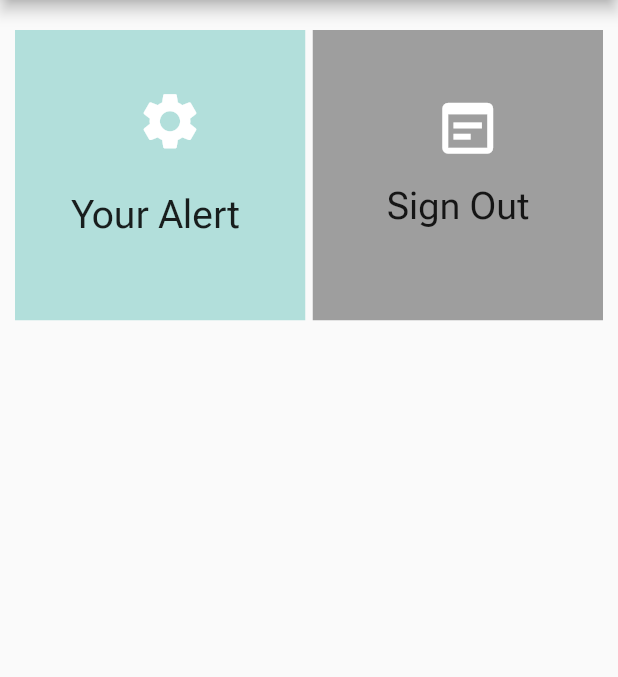
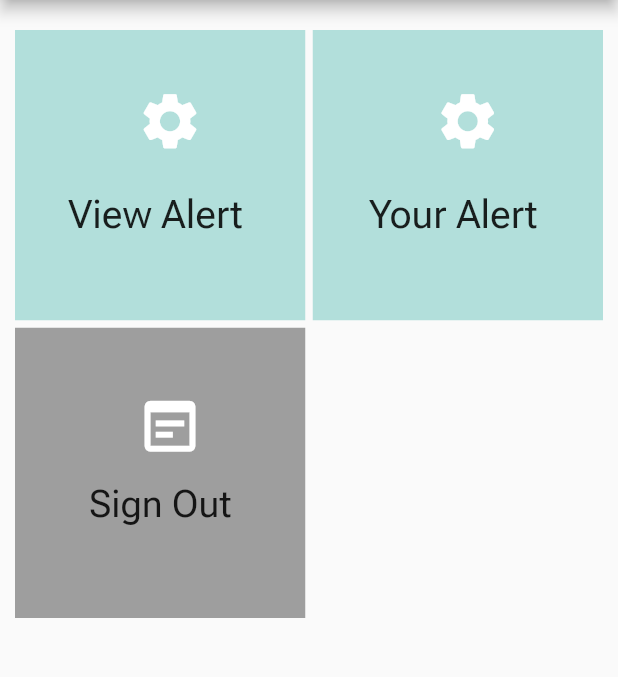
Before and after one commit to airikbeeso/bruxism2, a Flutter app: the screen it shows once a user with an empty profile is signed in, on a phone screen of 412 x 824 dp, the part 84-761 px from its top. Run offline on Flutter 3.47's test engine with Material 2 defaults, Android fonts, the phone set to English and light mode, and no system bars; drawn by our look-alikes of overlay_support; our stand-ins replace cloud_firestore, firebase_auth, firebase_core, firebase_messaging, flutter_local_notifications, glassmorphism and 4 more; missing offline and left inert: dart:ffi, grouped_buttons_ns, survey_kit; accounts and stored records are empty.

Commit message:
added glassmorpth background

```diff
--- a/lib/SecondScreen.dart
+++ b/lib/SecondScreen.dart
@@ -442,6 +442,8 @@ class _SecondScreenState extends State<SecondScreen> {
   @override
   Widget build(BuildContext context) {
     var context2 = jsonDecode(widget.id);
+    final LocalStorage storage = LocalStorage('questions');
+
 
     if (21 == context2["mode"]) {
       var now = DateTime.now();
@@ -712,6 +714,8 @@ class _SecondScreenState extends State<SecondScreen> {
     }
 
     var idx10 = 0;
+    var items = storage.getItem("initial_date_time");
+
 
     return Scaffold(
       appBar: AppBar(title: Text(widget.title)),
--- a/lib/main.dart
+++ b/lib/main.dart
@@ -1,20 +1,14 @@
 import 'dart:convert';
 import 'dart:ffi';
-import 'dart:io';
-import 'dart:io' show Platform;
-
-import 'dart:developer' as developer;
-import 'dart:isolate';
+
 import 'dart:math';
 import 'dart:ui';
 
-import 'package:android_alarm_manager_plus/android_alarm_manager_plus.dart';
 import 'package:bruxism2/SecondScreen.dart';
+import 'package:bruxism2/ThirdScreen.dart';
 
 import 'package:cloud_firestore/cloud_firestore.dart';
 import 'package:firebase_core/firebase_core.dart';
-import 'package:group_button/group_button.dart';
-import 'firebase_options.dart';
 
 import 'package:firebase_messaging/firebase_messaging.dart';
 import 'package:flutter/material.dart';
@@ -25,12 +19,9 @@ import 'package:timezone/timezone.dart' as tz;
 import 'package:timezone/data/latest.dart' as tz;
 import 'notificationservice.dart';
 import 'package:overlay_support/overlay_support.dart';
-import 'package:firebase_messaging/firebase_messaging.dart';
 import 'package:firebase_auth/firebase_auth.dart';
 import 'LocalNotifyManager.dart';
 import 'package:intl/intl.dart';
-import 'dart:math';
-import 'package:shared_preferences/shared_preferences.dart';
 import 'viewAlerts.dart';
 import 'package:localstorage/localstorage.dart';
 import 'package:http/http.dart' as http;
@@ -1118,9 +1109,27 @@ class _MyHomePageState extends State<MyHomePage> {
       case 1:
         //readSettings().then((val) => isSwitched = val);
 
-        return Scaffold(
+        return ClipRRect(
+          child: BackdropFilter(
+            filter: ImageFilter.blur(sigmaX: 3, sigmaY: 3),
+            child: Container(
+              decoration: BoxDecoration(
+                  gradient: LinearGradient(
+                      colors: [
+                        Colors.white.withOpacity(0.4),
+                        Colors.white.withOpacity(0.8)
+                      ],
+                      begin: AlignmentDirectional.topStart,
+                      end: AlignmentDirectional.bottomEnd),
+                  borderRadius: const BorderRadius.all(Radius.circular(10)),
+                  border: Border.all(
+                      width: 1.5, color: Colors.white.withOpacity(0.2))),
+              child: Scaffold(
                 appBar: AppBar(title: const Text("Create Alert")),
+                backgroundColor: Colors.greenAccent,
                 body: GridView.count(
+                  keyboardDismissBehavior:
+                      ScrollViewKeyboardDismissBehavior.onDrag,
                   primary: false,
                   padding: const EdgeInsets.only(left: 10, right: 10, top: 20),
                   crossAxisSpacing: 5,
@@ -1175,7 +1184,8 @@ class _MyHomePageState extends State<MyHomePage> {
                             },
                             {
                               "id": 3,
-                        "question": "Bila nyeri, berapa skala nyeri anda?",
+                              "question":
+                                  "Bila nyeri, berapa skala nyeri anda?",
                               "option": 5,
                               "form": "scale"
                             }
@@ -1248,7 +1258,8 @@ class _MyHomePageState extends State<MyHomePage> {
                             'userId': FirebaseAuth.instance.currentUser!.uid,
                             'genId': genId,
                             'email': FirebaseAuth.instance.currentUser!.email,
-                      'name': FirebaseAuth.instance.currentUser!.displayName
+                            'name':
+                                FirebaseAuth.instance.currentUser!.displayName
                           };
                           // FirebaseFirestore.instance
                           //     .collection("alerts")
@@ -1262,7 +1273,8 @@ class _MyHomePageState extends State<MyHomePage> {
                           //   },
                           // ));
 
-                    await LocalNotifyManager.init().dailyAtTimeNotification2(
+                          await LocalNotifyManager.init()
+                              .dailyAtTimeNotification2(
                                   999,
                                   21,
                                   tz.TZDateTime.now(tz.local)
@@ -1307,18 +1319,38 @@ class _MyHomePageState extends State<MyHomePage> {
                           ));
                         },
                         child: const Text("View")),
-              TextButton(
+                    ClipRRect(
+                      borderRadius: BorderRadius.circular(25),
+                      child: BackdropFilter(
+                        filter: ImageFilter.blur(sigmaX: 15, sigmaY: 15),
+                        child: Container(
+                          height: 250,
+                          width: 350,
+                          decoration: BoxDecoration(
+                              borderRadius: BorderRadius.circular(25),
+                              color: Colors.black45),
+                          child: TextButton(
                               onPressed: () {
                                 var storage = LocalStorage("questions");
                                 storage.clear();
                               },
                               child: const Text("CLEAR")),
+                        ),
+                      ),
+                    ),
+                    // TextButton(
+                    //     onPressed: () {
+                    //       var storage = LocalStorage("questions");
+                    //       storage.clear();
+                    //     },
+                    //     child: const Text("CLEAR")),
                     Container(
                       padding: const EdgeInsets.all(10.0),
                       constraints: const BoxConstraints.expand(),
                       child: FutureBuilder(
                           future: storage.ready,
-                    builder: (BuildContext context, AsyncSnapshot snapshot) {
+                          builder:
+                              (BuildContext context, AsyncSnapshot snapshot) {
                             if (snapshot.data == null) {
                               return const Center(
                                 child: CircularProgressIndicator(),
@@ -1327,8 +1359,9 @@ class _MyHomePageState extends State<MyHomePage> {
                             if (!initialized) {
                               var items = storage.getItem("initial_date_time");
                               if (items != null) {
-                          return Text(DateFormat('MM/dd/yyyy hh:mm a').format(
-                              DateTime.fromMillisecondsSinceEpoch(items)));
+                                return Text(DateFormat('MM/dd/yyyy hh:mm a')
+                                    .format(DateTime.fromMillisecondsSinceEpoch(
+                                        items)));
                               }
                               initialized = true;
                             }
@@ -1347,11 +1380,16 @@ class _MyHomePageState extends State<MyHomePage> {
                         onPressed: () => _selectPage(0),
                       ),
                       const Padding(
-                    padding: EdgeInsets.all(10.0), child: Text("version 10")),
+                          padding: EdgeInsets.all(10.0),
+                          child: Text("version 10")),
                     ],
                   )
                 ],
-        );
+              ),
+            ),
+          ),
+        );
+
       case 2:
         return Scaffold(
             appBar: AppBar(title: const Text("Nofication")),
@@ -1455,11 +1493,47 @@ class _MyHomePageState extends State<MyHomePage> {
               mainAxisSpacing: 5,
               crossAxisCount: 2,
               children: <Widget>[
-                // Container(
-                //   padding: const EdgeInsets.only(top: 30, left: 0, right: 0),
-                //   child: Text(country ?? "booboe"),
-                //   color: Colors.teal[100],
-                // ),
+                Container(
+                  padding: const EdgeInsets.only(top: 30, left: 0, right: 0),
+                  child: InkWell(
+                    onTap: (() => Navigator.push(context, MaterialPageRoute(
+                          builder: (context) {
+                            return const ThirdScreen();
+                          },
+                        ))),
+                    child: Column(
+                      children: [
+                        Column(
+                          children: [
+                            IconButton(
+                              onPressed: () {
+                                //_selectPage(1);
+                                Navigator.push(context, MaterialPageRoute(
+                                  builder: (context) {
+                                    return const ThirdScreen();
+                                  },
+                                ));
+                              },
+                              icon: const Icon(Icons.settings,
+                                  color: Colors.white, size: 45),
+                            ),
+                            const InkWell(
+                              child: Center(
+                                  child: Padding(
+                                padding: EdgeInsets.only(top: 30),
+                                child: Text(
+                                  "View Alert ",
+                                  style: TextStyle(fontSize: 26),
+                                ),
+                              )),
+                            ),
+                          ],
+                        )
+                      ],
+                    ),
+                  ),
+                  color: Colors.teal[100],
+                ),
                 Container(
                   padding: const EdgeInsets.only(top: 30, left: 0, right: 0),
                   child: InkWell(
@@ -1484,7 +1558,7 @@ class _MyHomePageState extends State<MyHomePage> {
                                   style: TextStyle(fontSize: 26),
                                 ),
                               )),
-                            )
+                            ),
                           ],
                         )
                       ],
--- a/pubspec.yaml
+++ b/pubspec.yaml
@@ -52,6 +52,8 @@ dependencies:
   path_provider: ^2.0.9
   survey_kit: ^0.1.0
   http: ^0.13.4
+  glassmorphism: ^3.0.0
+  glassmorphism_ui: ^0.3.0
 
 dev_dependencies:
   flutter_test:
```
Also changed, not shown: lib/ThirdScreen.dart (added, +100 -0 lines), pubspec.lock. Lines whose indentation alone changed are shown as unchanged.
